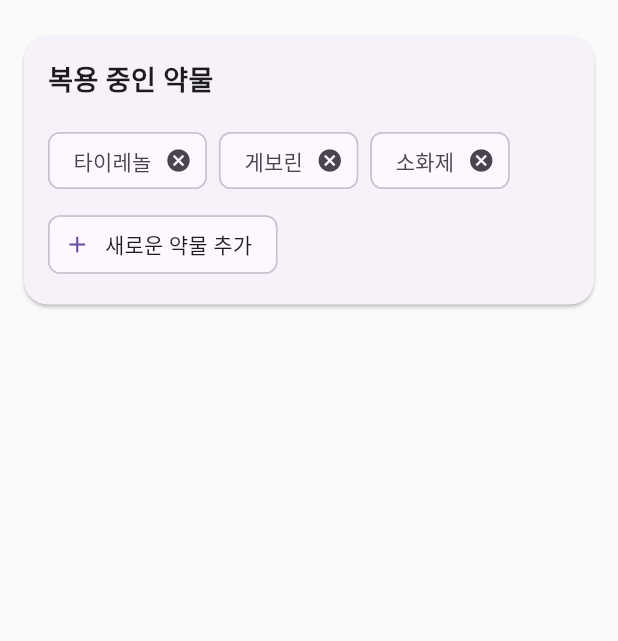
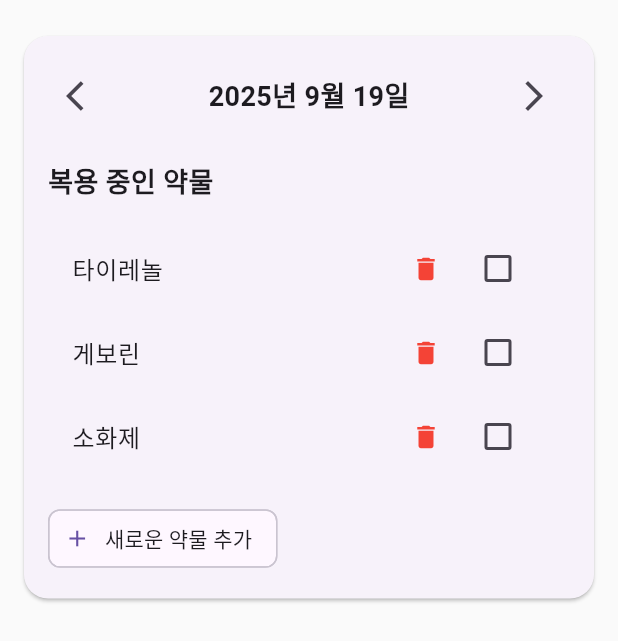
Before and after one commit to cathyjiwon/Checkey-mvp, a Flutter app: the MedicationScreen widget shown alone on an empty page, opened directly, on a phone screen of 412 x 824 dp. Shown: the top 641 px of the screen. Run offline on Flutter 3.47's test engine with Material 3 defaults, Android fonts, the light colour scheme and no system bars; our stand-ins replace fl_chart, shared_preferences, table_calendar; accounts and stored records are empty.

Commit message:
약 추가 및 삭제 기능 추가

```diff
--- a/lib/screens/medication_screen.dart
+++ b/lib/screens/medication_screen.dart
@@ -1,10 +1,17 @@
 import 'package:flutter/material.dart';
 import 'package:provider/provider.dart';
-import '../services/symptom_manager.dart';
+import 'package:solusmvp/services/symptom_manager.dart';
 import '../widgets/custom_card.dart';
 
-class MedicationScreen extends StatelessWidget {
+class MedicationScreen extends StatefulWidget {
   const MedicationScreen({super.key});
+
+  @override
+  State<MedicationScreen> createState() => _MedicationScreenState();
+}
+
+class _MedicationScreenState extends State<MedicationScreen> {
+  DateTime _selectedDate = DateTime.now();
 
   @override
   Widget build(BuildContext context) {
@@ -20,23 +27,84 @@ class MedicationScreen extends StatelessWidget {
               child: Column(
                 crossAxisAlignment: CrossAxisAlignment.start,
                 children: [
+                  Row(
+                    mainAxisAlignment: MainAxisAlignment.spaceBetween,
+                    children: [
+                      IconButton(
+                        icon: const Icon(Icons.arrow_back_ios),
+                        onPressed: () {
+                          setState(() {
+                            _selectedDate = _selectedDate.subtract(const Duration(days: 1));
+                          });
+                        },
+                      ),
+                      Text(
+                        '${_selectedDate.year}년 ${_selectedDate.month}월 ${_selectedDate.day}일',
+                        style: const TextStyle(fontSize: 18, fontWeight: FontWeight.bold),
+                      ),
+                      IconButton(
+                        icon: const Icon(Icons.arrow_forward_ios),
+                        onPressed: () {
+                          setState(() {
+                            _selectedDate = _selectedDate.add(const Duration(days: 1));
+                          });
+                        },
+                      ),
+                    ],
+                  ),
+                  const SizedBox(height: 20),
                   const Text(
                     '복용 중인 약물',
                     style: TextStyle(fontSize: 18, fontWeight: FontWeight.bold),
                   ),
                   const SizedBox(height: 16),
+                  ...symptomManager.medications.map((medication) {
+                    final bool isTaken = symptomManager.isMedicationTaken(_selectedDate, medication);
+                    return Dismissible(
+                      key: Key(medication),
+                      background: Container(
+                        color: Colors.red,
+                        alignment: Alignment.centerRight,
+                        padding: const EdgeInsets.only(right: 20.0),
+                        child: const Icon(Icons.delete, color: Colors.white),
+                      ),
+                      direction: DismissDirection.endToStart,
+                      onDismissed: (direction) {
+                        symptomManager.removeMedication(medication);
+                        ScaffoldMessenger.of(context).showSnackBar(
+                          SnackBar(content: Text('$medication 약물이 삭제되었습니다.')),
+                        );
+                      },
+                      child: ListTile(
+                        title: Text(medication),
+                        trailing: Row(
+                          mainAxisSize: MainAxisSize.min,
+                          children: [
+                            IconButton(
+                              icon: const Icon(Icons.delete, color: Colors.red, size: 20),
+                              onPressed: () {
+                                symptomManager.removeMedication(medication);
+                                ScaffoldMessenger.of(context).showSnackBar(
+                                  SnackBar(content: Text('$medication 약물이 삭제되었습니다.')),
+                                );
+                              },
+                            ),
+                            Checkbox(
+                              value: isTaken,
+                              onChanged: (bool? value) {
+                                symptomManager.setMedicationTaken(_selectedDate, medication, value ?? false);
+                              },
+                            ),
+                          ],
+                        ),
+                      ),
+                    );
+                  }).toList(),
+                  const SizedBox(height: 16),
                   Wrap(
                     spacing: 8.0,
                     runSpacing: 8.0,
                     children: [
-                      ...symptomManager.medications.map((medication) {
-                        return Chip(
-                          label: Text(medication),
-                          onDeleted: () {
-                            symptomManager.removeMedication(medication);
-                          },
-                        );
-                      }).toList(),
                       ActionChip(
                         avatar: const Icon(Icons.add),
                         label: const Text('새로운 약물 추가'),
@@ -66,7 +134,7 @@ class MedicationScreen extends StatelessWidget {
           title: Text(title),
           content: TextField(
             controller: controller,
-            decoration: InputDecoration(hintText: "$title을 입력하세요"),
+            decoration: const InputDecoration(hintText: "추가할 약을 입력하세요."),
           ),
           actions: [
             TextButton(
```
Also changed, not shown: lib/services/symptom_manager.dart (+64 -1 lines).
